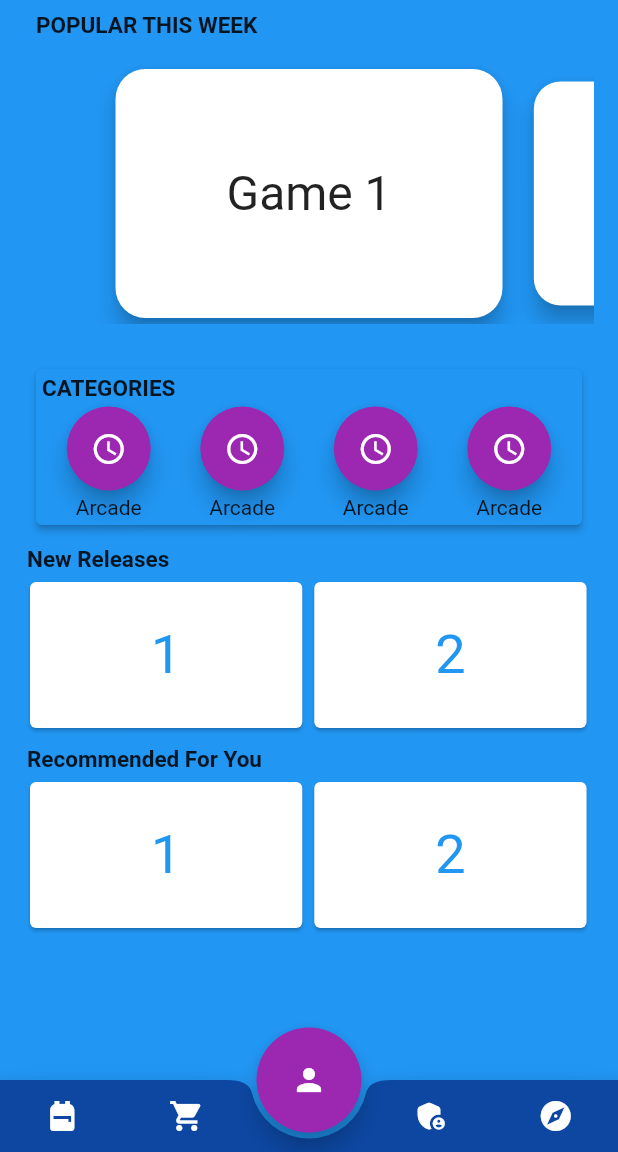
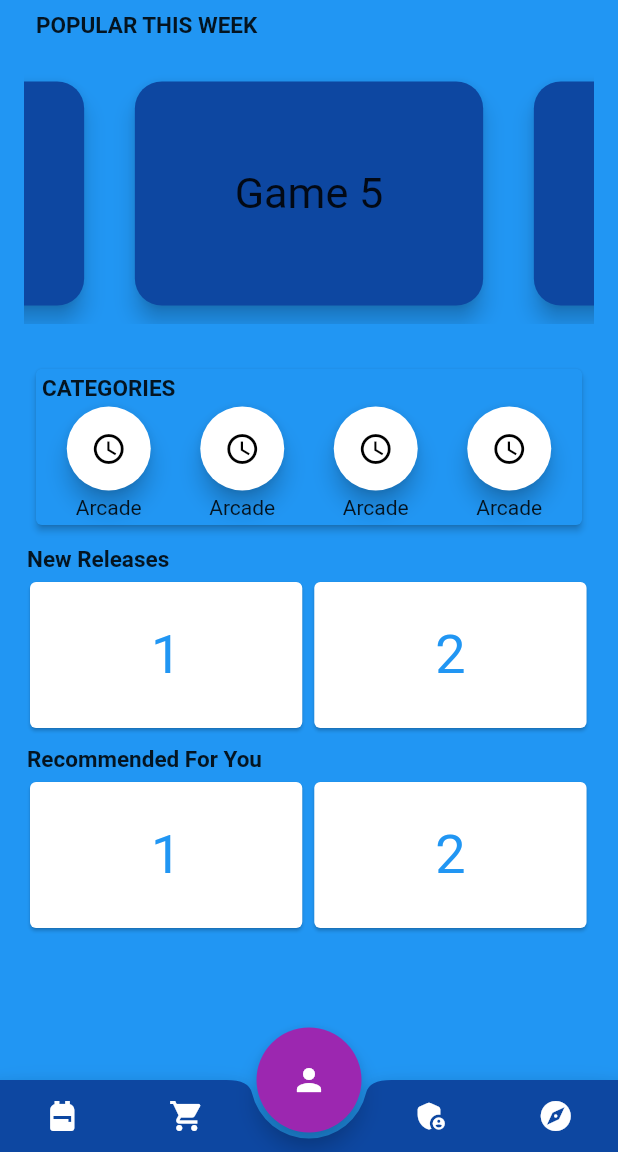
Before and after one commit to Chiragga24/gaming, a Flutter app: the screen it shows after launch, on a phone screen of 412 x 824 dp, the part 84-1236 px from its top. Run offline on Flutter 3.47's test engine with Material 2 defaults, Android fonts, the phone set to English and light mode, and no system bars; our stand-ins replace scroll_snap_list.

Commit message:
Cards Updated

```diff
--- a/lib/main.dart
+++ b/lib/main.dart
@@ -144,13 +144,15 @@ class _MyHomePageState extends State<MyHomePage> {
                     children: [
                       Expanded(
                         child: PageView.builder(
-                          itemCount: 10,
-                          controller: PageController(viewportFraction: 0.7),
+
+                          itemCount: numbers.length,
+                          controller: PageController(viewportFraction: 0.7, initialPage: ((numbers.length)/2).toInt()),
                           onPageChanged: (int index) => setState(() => _index = index),
                           itemBuilder: (_, i) {
                             return Transform.scale(
                               scale: i == _index ? 1 : 0.9,
                               child: Card(
+                                color: Colors.blue[900],
                                 elevation: 6,
                                 shape: RoundedRectangleBorder(borderRadius: BorderRadius.circular(20)),
                                 child: Center(
@@ -193,9 +195,9 @@ class _MyHomePageState extends State<MyHomePage> {
                               mainAxisAlignment: MainAxisAlignment.center,
                               children: [
                                 new FloatingActionButton(
-                                  backgroundColor: Colors.purple,
+                                  backgroundColor: Colors.white,
                                   onPressed: () {},
-                                  child: Icon(Icons.access_time),
+                                  child: Icon(Icons.access_time, color: Colors.black,),
                                 ),
                                 SizedBox(
                                   height: 3,
@@ -207,9 +209,9 @@ class _MyHomePageState extends State<MyHomePage> {
                               mainAxisAlignment: MainAxisAlignment.center,
                               children: [
                                 new FloatingActionButton(
-                                  backgroundColor: Colors.purple,
+                                  backgroundColor: Colors.white,
                                   onPressed: () {},
-                                  child: Icon(Icons.access_time),
+                                  child: Icon(Icons.access_time, color: Colors.black),
                                 ),
                                 SizedBox(
                                   height: 3,
@@ -221,9 +223,9 @@ class _MyHomePageState extends State<MyHomePage> {
                               mainAxisAlignment: MainAxisAlignment.center,
                               children: [
                                 new FloatingActionButton(
-                                  backgroundColor: Colors.purple,
+                                  backgroundColor: Colors.white,
                                   onPressed: () {},
-                                  child: Icon(Icons.access_time),
+                                  child: Icon(Icons.access_time, color: Colors.black),
                                 ),
                                 SizedBox(
                                   height: 3,
@@ -235,9 +237,9 @@ class _MyHomePageState extends State<MyHomePage> {
                               mainAxisAlignment: MainAxisAlignment.center,
                               children: [
                                 new FloatingActionButton(
-                                  backgroundColor: Colors.purple,
+                                  backgroundColor: Colors.white,
                                   onPressed: () {},
-                                  child: Icon(Icons.access_time),
+                                  child: Icon(Icons.access_time, color: Colors.black),
                                 ),
                                 SizedBox(
                                   height: 3,
```
